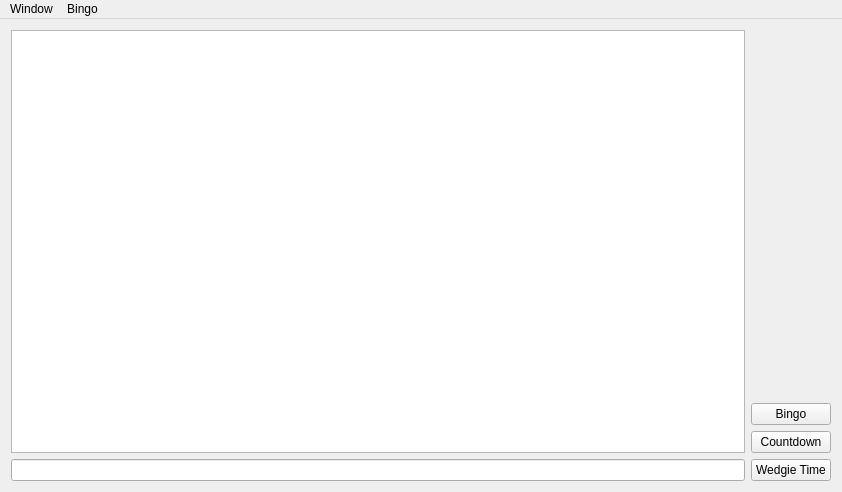
gregorburger/bingo, file mainwindow.ui: the form before one commit.
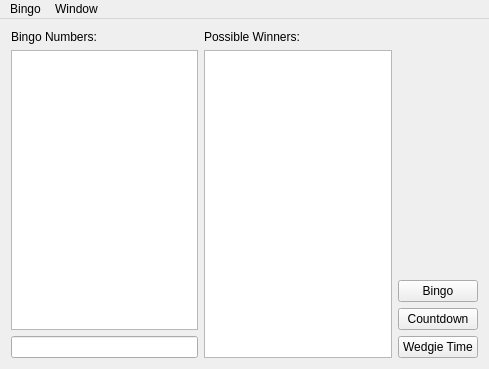
The form after the commit.

Diff of the .ui file:
```diff
--- a/mainwindow.ui
+++ b/mainwindow.ui
@@ -6,8 +6,8 @@
    <rect>
     <x>0</x>
     <y>0</y>
-    <width>842</width>
-    <height>492</height>
+    <width>489</width>
+    <height>369</height>
    </rect>
   </property>
   <property name="windowTitle">
@@ -17,6 +17,13 @@
    <layout class="QHBoxLayout" name="horizontalLayout">
     <item>
      <layout class="QVBoxLayout" name="verticalLayout">
+      <item>
+       <widget class="QLabel" name="label">
+        <property name="text">
+         <string>Bingo Numbers:</string>
+        </property>
+       </widget>
+      </item>
       <item>
        <widget class="QListWidget" name="numberList"/>
       </item>
@@ -25,6 +32,20 @@
       </item>
      </layout>
     </item>
+    <item>
+     <layout class="QVBoxLayout" name="verticalLayout_3">
+      <item>
+       <widget class="QLabel" name="label_2">
+        <property name="text">
+         <string>Possible Winners:</string>
+        </property>
+       </widget>
+      </item>
+      <item>
+       <widget class="QListWidget" name="possibleWinners"/>
+      </item>
+     </layout>
+    </item>
     <item>
      <layout class="QVBoxLayout" name="verticalLayout_2">
       <item>
@@ -85,8 +106,8 @@
     <rect>
      <x>0</x>
      <y>0</y>
-     <width>842</width>
-     <height>29</height>
+     <width>489</width>
+     <height>25</height>
     </rect>
    </property>
    <widget class="QMenu" name="menuWindow">
@@ -101,8 +122,8 @@
     </property>
     <addaction name="actionGenerate_Cards"/>
    </widget>
-   <addaction name="menuWindow"/>
    <addaction name="menuBingo"/>
+   <addaction name="menuWindow"/>
   </widget>
   <action name="actionFullscreen">
    <property name="text">
```
Left out of the diff: 17 changed lines with no effect on the pictures.
